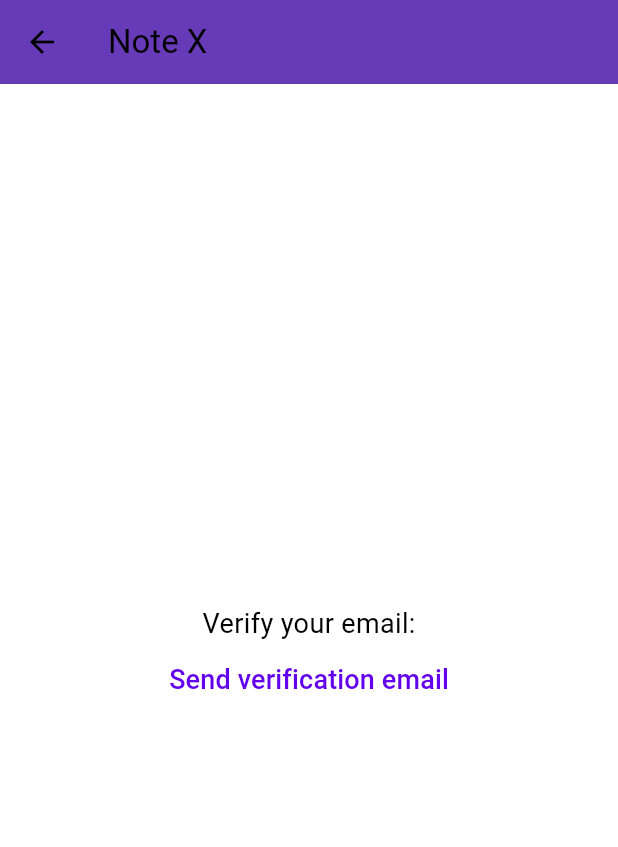
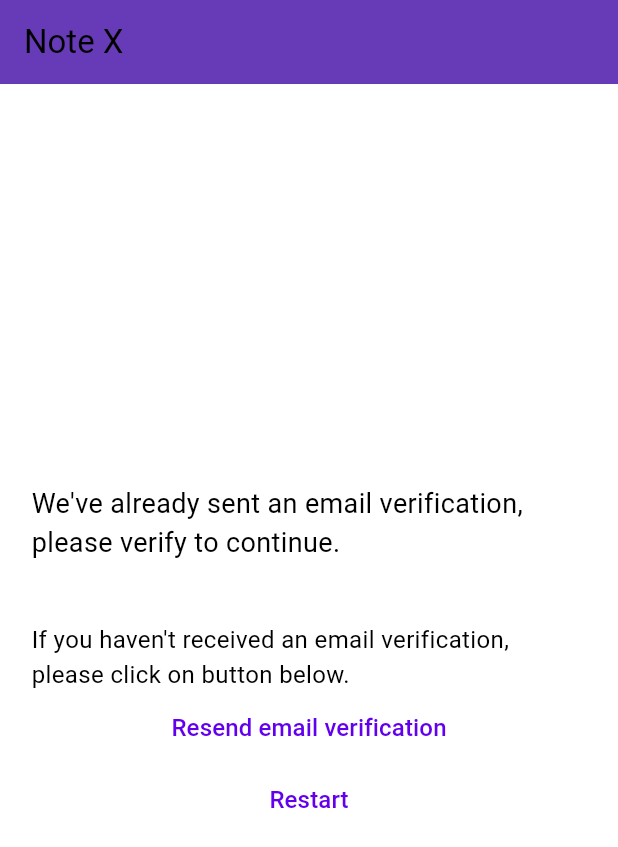
Before and after one commit to sumit1202/note_x, a Flutter app: the VerifyEmailView screen opened directly, on a phone screen of 412 x 824 dp. Shown: the top 847 px of the screen. Run offline on Flutter 3.47's test engine with Material 2 defaults, Android fonts, the phone set to English and light mode, and no system bars; our stand-ins replace firebase_auth, firebase_core; accounts and stored records are empty.

Commit message:
sixth commit

```diff
--- a/lib/constants/routes.dart
+++ b/lib/constants/routes.dart
@@ -1,3 +1,4 @@
 const String registerRoute = '/register/';
 const String loginRoute = '/login/';
 const String notexRoute = '/notex/';
+const String verifyEmailRoute = '/verify-email/';
--- a/lib/main.dart
+++ b/lib/main.dart
@@ -35,6 +35,7 @@
       home: const HomePage(),
       routes: {
         registerRoute: (context) => const RegisterView(),
+        verifyEmailRoute: (context) => const VerifyEmailView(),
         loginRoute: (context) => const LoginView(),
         notexRoute: (context) => const NotexView(),
       },
--- /dev/null
+++ b/lib/services/auth/auth_service.dart
@@ -0,0 +1,26 @@
+import 'package:note_x/services/auth/auth_provider.dart';
+import 'package:note_x/services/auth/auth_user.dart';
+
+class AuthService implements AuthProvider {
+  final AuthProvider provider;
+
+  const AuthService(this.provider);
+
+  @override
+  Future<AuthUser> createUser(
+          {required String email, required String password}) =>
+      provider.createUser(email: email, password: password);
+
+  @override
+  AuthUser? get currentUser => provider.currentUser;
+
+  @override
+  Future<AuthUser> logIn({required String email, required String password}) =>
+      provider.logIn(email: email, password: password);
+
+  @override
+  Future<void> logOut() => provider.logOut();
+
+  @override
+  Future<void> sendEmailVerification() => provider.sendEmailVerification();
+}
--- a/lib/views/verify_email_view.dart
+++ b/lib/views/verify_email_view.dart
@@ -1,5 +1,6 @@
 import 'package:firebase_auth/firebase_auth.dart';
 import 'package:flutter/material.dart';
+import 'package:note_x/constants/routes.dart';
 
 class VerifyEmailView extends StatefulWidget {
   const VerifyEmailView({super.key});
@@ -18,11 +19,24 @@
         ),
       ),
       body: Center(
-        child: Column(mainAxisAlignment: MainAxisAlignment.center, children: [
+        child: Padding(
+          padding: const EdgeInsets.all(21.0),
+          child: Column(
+            mainAxisAlignment: MainAxisAlignment.center,
+            children: [
               const Text(
-            'Verify your email:',
+                "We've already sent an email verification, please verify to continue.",
                 style: TextStyle(
                   fontSize: 18,
+                ),
+              ),
+              const SizedBox(
+                height: 40,
+              ),
+              const Text(
+                "If you haven't received an email verification, please click on button below.",
+                style: TextStyle(
+                  fontSize: 16,
                 ),
               ),
               TextButton(
@@ -31,13 +45,28 @@
                   await user?.sendEmailVerification();
                 },
                 child: const Text(
-              'Send verification email',
+                  'Resend email verification',
                   style: TextStyle(
-                fontSize: 18,
+                    fontSize: 16,
                   ),
                 ),
-          )
-        ]),
+              ),
+              TextButton(
+                onPressed: () async {
+                  await FirebaseAuth.instance.signOut();
+                  Navigator.of(context)
+                      .pushNamedAndRemoveUntil(registerRoute, (route) => false);
+                },
+                child: const Text(
+                  'Restart',
+                  style: TextStyle(
+                    fontSize: 16,
+                  ),
+                ),
+              ),
+            ],
+          ),
+        ),
       ),
     );
   }
```
Also changed, not shown: lib/services/auth/auth_exceptions.dart (added, +17 -0 lines), lib/services/auth/auth_provider.dart (added, +19 -0 lines), lib/services/auth/auth_user.dart (added, +13 -0 lines), lib/services/auth/firebase_auth_provider.dart (added, +91 -0 lines), lib/views/login_view.dart (+16 -6 lines), lib/views/register_view.dart (+20 -14 lines). Lines whose indentation alone changed are shown as unchanged.
